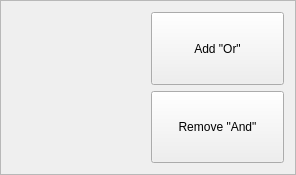
Before: the Qt Designer form ui/SearchAndFrame.ui in CS-4820-Library-Project/COUNTER-5-Report-Tool-2020-5.0, drawn with Qt 5.
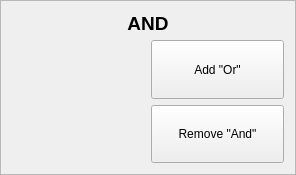
After: the same form once the commit is applied.

Commit message: AND/OR labels added to Search

```diff
--- a/ui/SearchAndFrame.ui
+++ b/ui/SearchAndFrame.ui
@@ -26,7 +26,7 @@
    <enum>QFrame::Sunken</enum>
   </property>
   <layout class="QGridLayout" name="gridLayout">
-   <item row="1" column="1">
+   <item row="2" column="1">
     <widget class="QPushButton" name="search_remove_and_clause_button">
      <property name="sizePolicy">
       <sizepolicy hsizetype="Preferred" vsizetype="Minimum">
@@ -39,7 +39,7 @@
      </property>
     </widget>
    </item>
-   <item row="0" column="1">
+   <item row="1" column="1">
     <widget class="QPushButton" name="search_add_or_clause_button">
      <property name="sizePolicy">
       <sizepolicy hsizetype="Preferred" vsizetype="Minimum">
@@ -52,7 +52,7 @@
      </property>
     </widget>
    </item>
-   <item row="0" column="0" rowspan="2">
+   <item row="1" column="0" rowspan="2">
     <widget class="QFrame" name="search_or_clause_parameters_frame">
      <property name="sizePolicy">
       <sizepolicy hsizetype="Preferred" vsizetype="Minimum">
@@ -69,6 +69,29 @@
      <layout class="QVBoxLayout" name="verticalLayout_22"/>
     </widget>
    </item>
+   <item row="0" column="0" colspan="2">
+    <widget class="QLabel" name="AND_label">
+     <property name="maximumSize">
+      <size>
+       <width>16777215</width>
+       <height>22</height>
+      </size>
+     </property>
+     <property name="font">
+      <font>
+       <pointsize>14</pointsize>
+       <weight>75</weight>
+       <bold>true</bold>
+      </font>
+     </property>
+     <property name="text">
+      <string>AND</string>
+     </property>
+     <property name="alignment">
+      <set>Qt::AlignCenter</set>
+     </property>
+    </widget>
+   </item>
   </layout>
  </widget>
  <resources/>
```
The commit also changes 4 other files.
